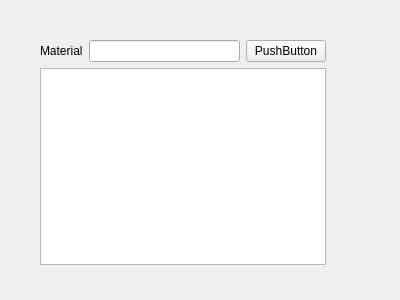
Old version of the form materialchoose.ui in the repository lorenzo-park/hcgfinal.
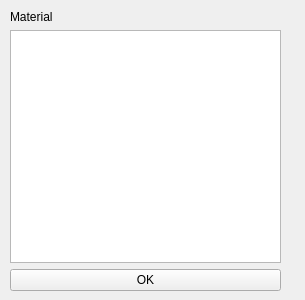
New version of the form.

Patch:
```diff
--- a/materialchoose.ui
+++ b/materialchoose.ui
@@ -6,7 +6,7 @@
    <rect>
     <x>0</x>
     <y>0</y>
-    <width>400</width>
+    <width>305</width>
     <height>300</height>
    </rect>
   </property>
@@ -16,37 +16,30 @@
   <widget class="QWidget" name="">
    <property name="geometry">
     <rect>
-     <x>40</x>
-     <y>40</y>
-     <width>286</width>
-     <height>225</height>
+     <x>10</x>
+     <y>10</y>
+     <width>271</width>
+     <height>281</height>
     </rect>
    </property>
    <layout class="QVBoxLayout" name="verticalLayout">
     <item>
-     <layout class="QHBoxLayout" name="horizontalLayout">
-      <item>
-       <widget class="QLabel" name="label">
-        <property name="text">
-         <string>Material</string>
-        </property>
-       </widget>
-      </item>
-      <item>
-       <widget class="QLineEdit" name="lineEdit"/>
-      </item>
-      <item>
-       <widget class="QPushButton" name="chooseBtn">
-        <property name="text">
-         <string>PushButton</string>
-        </property>
-       </widget>
-      </item>
-     </layout>
+     <widget class="QLabel" name="label_2">
+      <property name="text">
+       <string>Material</string>
+      </property>
+     </widget>
     </item>
     <item>
      <widget class="QListWidget" name="listWidget"/>
     </item>
+    <item>
+     <widget class="QPushButton" name="chooseBtn">
+      <property name="text">
+       <string>OK</string>
+      </property>
+     </widget>
+    </item>
    </layout>
   </widget>
  </widget>
```
